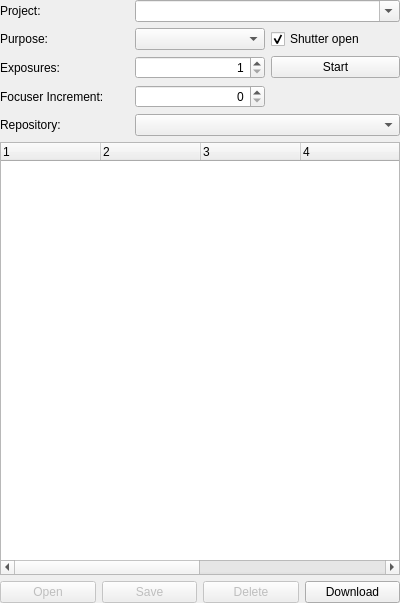
Above: gui/snowgui/expose/exposewidget.ui from AndreasFMueller/AstroPhotography before the change. Below: the same form after it.
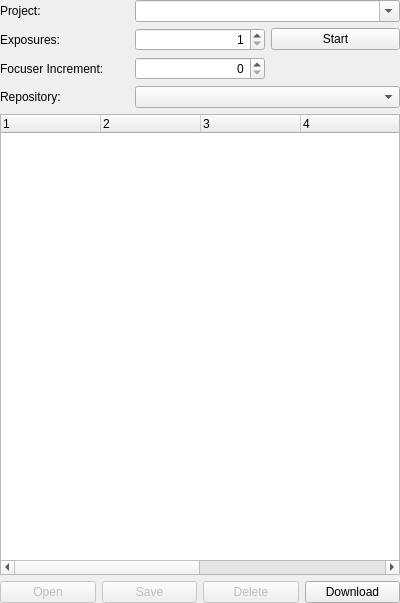
That is the form after the change.

Commit message: remove redundant purpose controls from exposewidget

The edit to the form file:
```diff
--- a/gui/snowgui/expose/exposewidget.ui
+++ b/gui/snowgui/expose/exposewidget.ui
@@ -48,63 +48,6 @@
         </property>
        </widget>
       </item>
-      <item row="2" column="1">
-       <widget class="QSpinBox" name="exposuresSpinBox">
-        <property name="alignment">
-         <set>Qt::AlignRight|Qt::AlignTrailing|Qt::AlignVCenter</set>
-        </property>
-        <property name="minimum">
-         <number>1</number>
-        </property>
-        <property name="maximum">
-         <number>1001</number>
-        </property>
-       </widget>
-      </item>
-      <item row="4" column="0">
-       <widget class="QLabel" name="repositoryLabel">
-        <property name="text">
-         <string>Repository:</string>
-        </property>
-       </widget>
-      </item>
-      <item row="1" column="0">
-       <widget class="QLabel" name="purposeLabel">
-        <property name="text">
-         <string>Purpose:</string>
-        </property>
-       </widget>
-      </item>
-      <item row="2" column="0">
-       <widget class="QLabel" name="exposuresLabel">
-        <property name="text">
-         <string>Exposures:</string>
-        </property>
-       </widget>
-      </item>
-      <item row="4" column="1" colspan="2">
-       <widget class="QComboBox" name="repositoryBox"/>
-      </item>
-      <item row="1" column="1">
-       <widget class="QComboBox" name="purposeBox"/>
-      </item>
-      <item row="1" column="2">
-       <widget class="QCheckBox" name="shutterBox">
-        <property name="text">
-         <string>Shutter open</string>
-        </property>
-        <property name="checked">
-         <bool>true</bool>
-        </property>
-       </widget>
-      </item>
-      <item row="2" column="2">
-       <widget class="QPushButton" name="startButton">
-        <property name="text">
-         <string>Start</string>
-        </property>
-       </widget>
-      </item>
       <item row="0" column="1" colspan="2">
        <widget class="QComboBox" name="projectBox">
         <property name="editable">
@@ -112,14 +55,38 @@
         </property>
        </widget>
       </item>
-      <item row="3" column="0">
+      <item row="1" column="2">
+       <widget class="QPushButton" name="startButton">
+        <property name="text">
+         <string>Start</string>
+        </property>
+       </widget>
+      </item>
+      <item row="2" column="0">
        <widget class="QLabel" name="focuserincrementLabel">
         <property name="text">
          <string>Focuser Increment:</string>
         </property>
        </widget>
       </item>
-      <item row="3" column="1">
+      <item row="3" column="0">
+       <widget class="QLabel" name="repositoryLabel">
+        <property name="text">
+         <string>Repository:</string>
+        </property>
+       </widget>
+      </item>
+      <item row="3" column="1" colspan="2">
+       <widget class="QComboBox" name="repositoryBox"/>
+      </item>
+      <item row="1" column="0">
+       <widget class="QLabel" name="exposuresLabel">
+        <property name="text">
+         <string>Exposures:</string>
+        </property>
+       </widget>
+      </item>
+      <item row="2" column="1">
        <widget class="QSpinBox" name="focuserincrementSpinBox">
         <property name="alignment">
          <set>Qt::AlignRight|Qt::AlignTrailing|Qt::AlignVCenter</set>
@@ -132,6 +99,19 @@
         </property>
        </widget>
       </item>
+      <item row="1" column="1">
+       <widget class="QSpinBox" name="exposuresSpinBox">
+        <property name="alignment">
+         <set>Qt::AlignRight|Qt::AlignTrailing|Qt::AlignVCenter</set>
+        </property>
+        <property name="minimum">
+         <number>1</number>
+        </property>
+        <property name="maximum">
+         <number>1001</number>
+        </property>
+       </widget>
+      </item>
      </layout>
     </widget>
    </item>
```
The commit also changes 2 other files.
